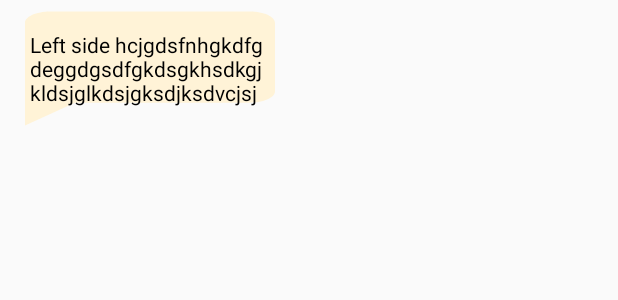
After one commit to vaibgups/ComitChat, an Android app: the layout left_chat_bubble.xml on its own in the app's theme, with its tools: preview values and no code run, on a phone screen of 412 x 824 dp. The commit adds this screen. Shown: the top 300 px of the screen. Run offline under Robolectric (Android 15) with nearby library versions, the phone set to English and light mode, and no system bars.

Commit message:
from office merge office creating ChatScreenAdapter

```diff
--- a/app/src/main/java/com/example/comitchat/adapter/recyclerview/ChatScreenAdapter.java
+++ b/app/src/main/java/com/example/comitchat/adapter/recyclerview/ChatScreenAdapter.java
@@ -6,6 +6,7 @@ import android.view.View;
 import android.view.ViewGroup;
 
 public class ChatScreenAdapter extends RecyclerView.Adapter<RecyclerView.ViewHolder> {
+
 
 
     @NonNull
@@ -31,9 +32,9 @@ public class ChatScreenAdapter extends RecyclerView.Adapter<RecyclerView.ViewHol
         }
     }
 
-    class ReightViewHolder extends RecyclerView.ViewHolder{
+    class RightViewHolder extends RecyclerView.ViewHolder{
 
-        public ReightViewHolder(@NonNull View itemView) {
+        public RightViewHolder(@NonNull View itemView) {
             super(itemView);
         }
     }
--- /dev/null
+++ b/app/src/main/res/layout/left_chat_bubble.xml
@@ -0,0 +1,20 @@
+<?xml version="1.0" encoding="utf-8"?>
+<RelativeLayout xmlns:android="http://schemas.android.com/apk/res/android"
+    android:layout_width="wrap_content"
+    android:layout_height="wrap_content"
+    android:background="@drawable/ic_chat_received_bubble__yellow24dp"
+   >
+
+    <TextView
+
+        android:layout_width="wrap_content"
+        android:layout_height="wrap_content"
+        android:padding="20dp"
+        android:maxWidth="200dp"
+
+        android:id="@+id/lestSideTextView"
+        android:text="Left side hcjgdsfnhgkdfgdeggdgsdfgkdsgkhsdkgjkldsjglkdsjgksdjksdvcjsj"
+        android:autoSizeMaxTextSize="10dp"
+        android:textColor="@color/primaryTextColor"/>
+
+</RelativeLayout>
--- /dev/null
+++ b/app/src/main/res/layout/right_chat_bubble.xml
@@ -0,0 +1,5 @@
+<?xml version="1.0" encoding="utf-8"?>
+<RelativeLayout xmlns:android="http://schemas.android.com/apk/res/android"
+    android:layout_width="match_parent" android:layout_height="match_parent">
+
+</RelativeLayout>
```
